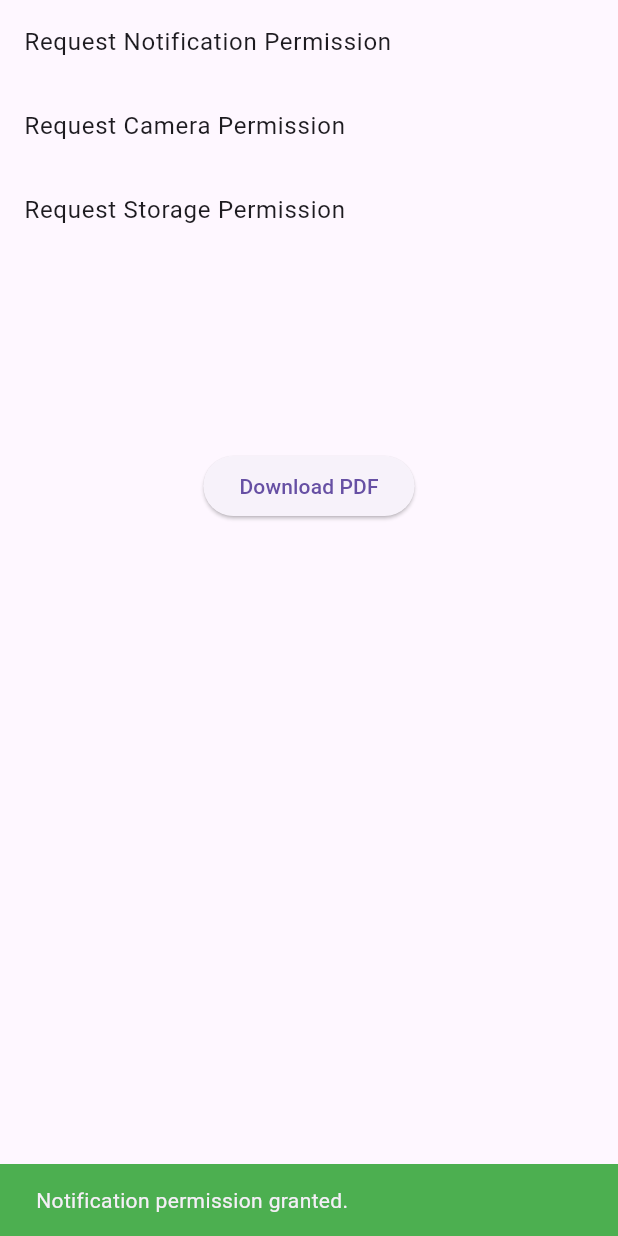
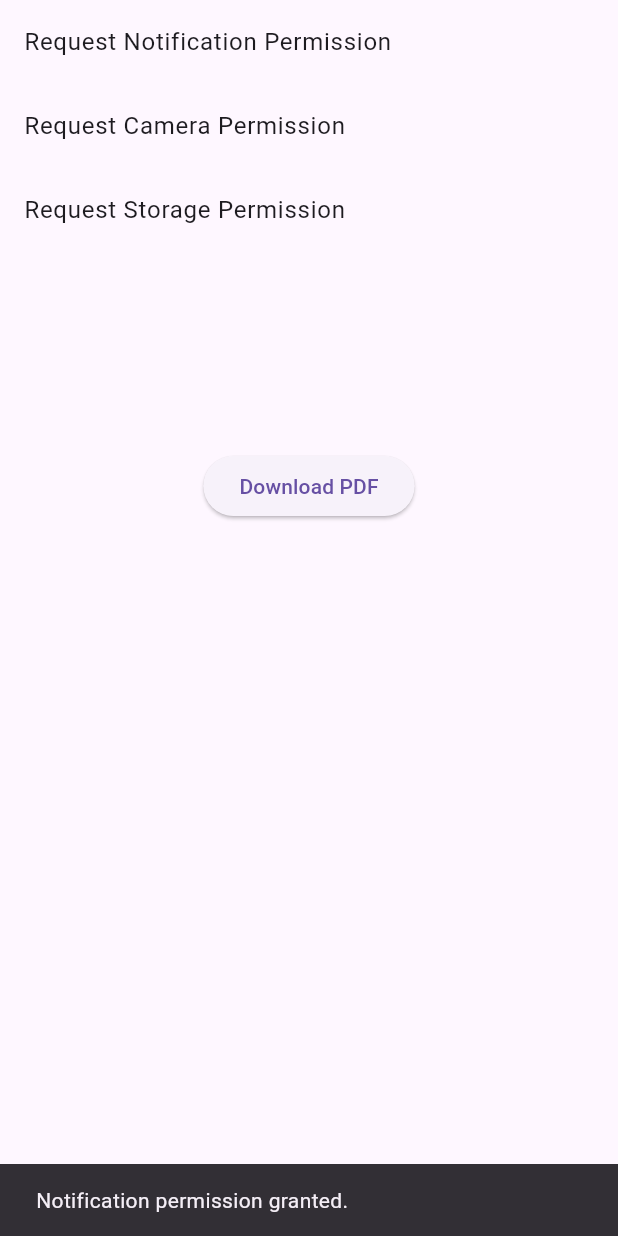
Before and after one commit to marufkhan09/flutter_downloader, a Flutter app: the screen it shows after launch, after a tap on "Request Notification Permission", on a phone screen of 412 x 824 dp. Run offline on Flutter 3.47's test engine with Material 3 defaults, Android fonts, the light colour scheme and no system bars; our stand-ins replace device_info_plus, permission_handler; missing offline and left inert: flutter_downloader.

Commit message:
ios download done

```diff
--- a/lib/main.dart
+++ b/lib/main.dart
@@ -3,7 +3,6 @@ import 'dart:io';
 import 'dart:isolate';
 import 'dart:ui';
 import 'package:device_info_plus/device_info_plus.dart';
-import 'package:downloader/download.dart';
 import 'package:flutter/material.dart';
 import 'package:flutter_downloader/flutter_downloader.dart';
 import 'package:path_provider/path_provider.dart';
@@ -38,20 +37,20 @@ class PermissionHandlerWidget extends StatefulWidget {
 }
 
 class _PermissionHandlerWidgetState extends State<PermissionHandlerWidget> {
-  // String downloadUrl = "https://pdfobject.com/pdf/sample.pdf";
   String downloadUrl =
-      "http://englishonlineclub.com/pdf/iOS%20Programming%20-%20The%20Big%20Nerd%20Ranch%20Guide%20(6th%20Edition)%20[EnglishOnlineClub.com].pdf";
+      "https://www.adobe.com/support/products/enterprise/knowledgecenter/media/c4611_sample_explain.pdf";
   int progress = 0;
   late bool _permissionReady;
   String? _localPath;
   final ReceivePort _port = ReceivePort();
   bool _isDownloading = false;
   bool _isDialogOpen = false;
+
   @override
   void initState() {
     super.initState();
     _bindBackgroundIsolate();
-    FlutterDownloader.registerCallback(downloadCallback, step: 1);
+    FlutterDownloader.registerCallback(downloadCallback);
     _permissionReady = false;
     _prepare();
   }
@@ -87,8 +86,7 @@ class _PermissionHandlerWidgetState extends State<PermissionHandlerWidget> {
           },
         );
       } else if (status == DownloadTaskStatus.running && _isDialogOpen) {
-        // Update dialog progress when it’s open and running
-        (context as Element).markNeedsBuild();
+        (context as Element).markNeedsBuild(); // Update dialog progress
       }
 
       if (status == DownloadTaskStatus.complete || !_isDownloading) {
@@ -120,23 +118,39 @@ class _PermissionHandlerWidgetState extends State<PermissionHandlerWidget> {
     }
   }
 
+  Future<String?> _getSavedDir() async {
+    if (Platform.isAndroid) {
+      // Get the external storage directory
+      String? externalPath = (await getExternalStorageDirectory())?.path;
+      return '$externalPath/Download'; // Specify a custom path in the Downloads folder
+    } else if (Platform.isIOS) {
+      // iOS paths usually go into Documents directory
+      String? documentsPath = (await getApplicationDocumentsDirectory()).path;
+      // Create a subdirectory for downloads
+      String downloadPath = '$documentsPath/Downloads';
+      return downloadPath; // Return the path for the Downloads subdirectory
+    }
+    return null;
+  }
+
   Future<void> _prepareSaveDir() async {
     _localPath = await _getSavedDir();
     if (_localPath != null) {
       final savedDir = Directory(_localPath!);
       if (!savedDir.existsSync()) {
-        await savedDir.create();
+        await savedDir.create(
+            recursive:
+                true); // Create the Downloads directory if it doesn't exist
       }
     }
   }
 
-  Future<String?> _getSavedDir() async {
-    if (Platform.isAndroid) {
-      return (await getExternalStorageDirectory())?.path;
-    } else if (Platform.isIOS) {
-      return (await getApplicationDocumentsDirectory()).path;
+  String extractFileName(String url) {
+    try {
+      return url.split('/').last; // Get the last segment of the URL
+    } catch (e) {
+      return 'downloaded_file'; // Fallback name
     }
-    return null;
   }
 
   @override
@@ -156,10 +170,6 @@ class _PermissionHandlerWidgetState extends State<PermissionHandlerWidget> {
               child: ListView(children: [
                 ListTile(
                   title: Text("Request Notification Permission"),
-                  // onTap: () async {
-                  //   bool result = await _requestPermission("notification");
-                  //   _showPermissionStatus(result, "Notification");
-                  // },
                   onTap: () async {
                     bool result = await requestNotificationPermission();
                     _showPermissionStatus(result, "Notification");
@@ -190,7 +200,6 @@ class _PermissionHandlerWidgetState extends State<PermissionHandlerWidget> {
                   onPressed: () {
                     _requestStoragePermission().then((value) {
                       if (value) {
-                        //  _showDownloadDialog(); // Show the download dialog
                         _downloadFile(downloadUrl); // Start the download
                       }
                     });
@@ -221,7 +230,6 @@ class _PermissionHandlerWidgetState extends State<PermissionHandlerWidget> {
     switch (permissionType.toLowerCase()) {
       case "notification":
         permission = Permission.notification;
-        log(permission.toString());
         break;
       case "camera":
         permission = Permission.camera;
@@ -253,7 +261,6 @@ class _PermissionHandlerWidgetState extends State<PermissionHandlerWidget> {
 
     // Request the specific permission
     final status = await permission.request();
-    log(status.toString());
     if (status.isDenied) {
       openAppSettings(); // Open settings if denied
       return false;
@@ -289,58 +296,50 @@ class _PermissionHandlerWidgetState extends State<PermissionHandlerWidget> {
   }
 
   Future<bool> requestNotificationPermission() async {
-    // Check notification permission status
-    var status = await Permission.notification.status;
-    log(status.toString());
-    // Request permission if not granted
-    if (!status.isGranted) {
-      status = await Permission.notification.request();
-      log("here");
+    final status = await Permission.notification.request();
+    return status
+        .isGranted; // Return whether notification permission was granted
   }
 
-    // Return true if permission is granted, otherwise false
-    if (status.isGranted) {
-      print("Notification permission granted");
-      return true;
-    } else {
-      print("Notification permission denied");
-      return false;
-    }
-  }
-
-  void _showPermissionStatus(bool granted, String permissionName) {
-    String statusMessage;
-    Color color = granted ? Colors.green : Colors.red;
-
-    if (granted) {
-      statusMessage = "$permissionName permission granted.";
-    } else {
-      statusMessage = "$permissionName permission denied.";
-    }
-
+  void _showPermissionStatus(bool isGranted, String permissionType) {
+    final statusMessage = isGranted
+        ? "$permissionType permission granted."
+        : "$permissionType permission denied.";
     ScaffoldMessenger.of(context).showSnackBar(
-      SnackBar(
-        content: Text(statusMessage),
-        backgroundColor: color,
-      ),
+      SnackBar(content: Text(statusMessage)),
     );
   }
 
   Future<void> _downloadFile(String url) async {
-    log('Saving to: $_localPath');
-
-    setState(() {
-      _isDownloading = true; // Update the state to indicate downloading
-    });
-
+    log(url);
+    if (_localPath != null) {
       final taskId = await FlutterDownloader.enqueue(
         url: url,
         savedDir: _localPath!,
+        fileName: extractFileName(url),
         showNotification: true,
         openFileFromNotification: true,
-      saveInPublicStorage: true, // Save in public storage
       );
-
-    log('Download started with taskId: $taskId');
+      log('Download started with task id: $taskId');
     }
   }
+}
+
+class CustomProgressDialog extends StatelessWidget {
+  const CustomProgressDialog({super.key});
+
+  @override
+  Widget build(BuildContext context) {
+    return AlertDialog(
+      title: const Text("Downloading"),
+      content: Column(
+        mainAxisSize: MainAxisSize.min,
+        children: [
+          CircularProgressIndicator(),
+          const SizedBox(height: 20),
+          Text("Please wait..."),
+        ],
+      ),
+    );
+  }
+}
--- a/pubspec.yaml
+++ b/pubspec.yaml
@@ -39,6 +39,7 @@ dependencies:
   path_provider: ^2.1.4
   permission_handler: ^11.3.1
   device_info_plus: ^11.1.0
+  url_launcher: ^6.3.1
 
 dev_dependencies:
   flutter_test:
```
Also changed, not shown: pubspec.lock, 5 other files. Lines whose indentation alone changed are shown as unchanged.
